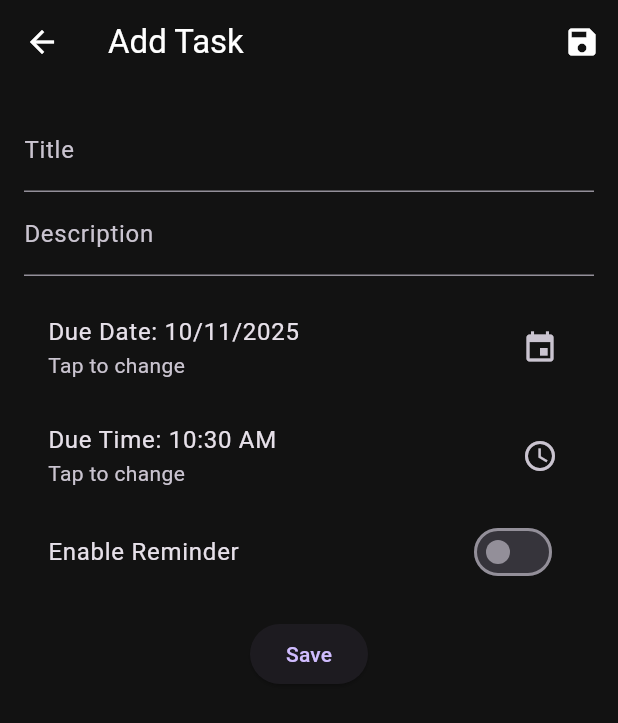
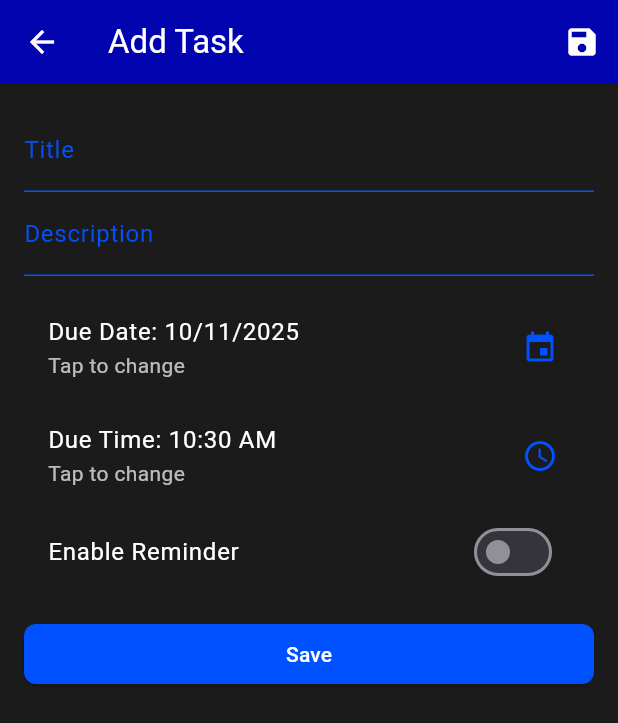
Before and after one commit to Wakhi-Ken/Flutter-Alu, a Flutter app: the screen it shows after launch, after a tap on the "add" icon, on a phone screen of 412 x 824 dp. Shown: the top 723 px of the screen. Run offline on Flutter 3.47's test engine with Material 3 defaults, Android fonts, the phone set to English and light mode, and no system bars; our stand-ins replace shared_preferences, table_calendar.

Commit message:
documentation n design update

```diff
--- a/study_planner/lib/models/task.dart
+++ b/study_planner/lib/models/task.dart
@@ -1,5 +1,6 @@
 import 'dart:convert';
 
+/// Model class for Task
 class Task {
   final int id; // unique id
   String title;
@@ -8,6 +9,7 @@ class Task {
   DateTime? reminder; // optional reminder DateTime
   bool done;
 
+  /// Constructor
   Task({
     required this.id,
     required this.title,
@@ -17,6 +19,7 @@ class Task {
     this.done = false,
   });
 
+  /// Convert Task to/from Map for storage
   Map<String, dynamic> toMap() {
     return {
       'id': id,
@@ -28,6 +31,7 @@ class Task {
     };
   }
 
+  /// Create Task from Map
   factory Task.fromMap(Map<String, dynamic> map) {
     return Task(
       id: map['id'] as int,
@@ -41,6 +45,7 @@ class Task {
     );
   }
 
+  /// Convert Task to/from JSON for easier storage
   String toJson() => json.encode(toMap());
   factory Task.fromJson(String source) => Task.fromMap(json.decode(source));
 }
--- a/study_planner/lib/screens/add_edit_task_screen.dart
+++ b/study_planner/lib/screens/add_task.dart
@@ -1,11 +1,8 @@
 import 'package:flutter/material.dart';
 import 'package:intl/intl.dart';
 import '../models/task.dart';
-import '../storage/task_storage.dart';
+import '../storage/storage.dart';
 
-/// Screen to add or edit a task.
-///
-/// Lets user specify title, description, due date/time, and optional reminder.
 class AddEditTaskScreen extends StatefulWidget {
   final Task? task;
   const AddEditTaskScreen({super.key, this.task});
@@ -14,6 +11,7 @@ class AddEditTaskScreen extends StatefulWidget {
   AddEditTaskScreenState createState() => AddEditTaskScreenState();
 }
 
+// State for AddEditTaskScreen
 class AddEditTaskScreenState extends State<AddEditTaskScreen> {
   final _formKey = GlobalKey<FormState>();
   late String _title;
@@ -22,11 +20,16 @@ class AddEditTaskScreenState extends State<AddEditTaskScreen> {
   TimeOfDay? _dueTime;
   bool _reminderEnabled = false;
   TimeOfDay? _reminderTime;
+  //
+  final Color _iconColor = const Color(0xFF0051FF); // Blue icons
+  final Color _textColor = Colors.white; // White text
 
   @override
+  // Initialize state
   void initState() {
     super.initState();
     final t = widget.task;
+    // If editing an existing task, populate fields
     if (t != null) {
       _title = t.title;
       _description = t.description;
@@ -37,6 +40,7 @@ class AddEditTaskScreenState extends State<AddEditTaskScreen> {
           ? TimeOfDay(hour: t.reminder!.hour, minute: t.reminder!.minute)
           : null;
     } else {
+      //
       _title = '';
       _description = '';
       final now = DateTime.now();
@@ -47,6 +51,7 @@ class AddEditTaskScreenState extends State<AddEditTaskScreen> {
     }
   }
 
+  /// Pick due date
   Future<void> _pickDueDate() async {
     final date = await showDatePicker(
       context: context,
@@ -61,6 +66,7 @@ class AddEditTaskScreenState extends State<AddEditTaskScreen> {
     }
   }
 
+  /// Pick due time
   Future<void> _pickDueTime() async {
     final time = await showTimePicker(
       context: context,
@@ -73,6 +79,7 @@ class AddEditTaskScreenState extends State<AddEditTaskScreen> {
     }
   }
 
+  /// Pick reminder time
   Future<void> _pickReminderTime() async {
     final time = await showTimePicker(
       context: context,
@@ -85,6 +92,7 @@ class AddEditTaskScreenState extends State<AddEditTaskScreen> {
     }
   }
 
+  /// Save task
   Future<void> _save() async {
     if (_formKey.currentState?.validate() ?? false) {
       final due = DateTime(
@@ -94,6 +102,8 @@ class AddEditTaskScreenState extends State<AddEditTaskScreen> {
         (_dueTime ?? TimeOfDay.now()).hour,
         (_dueTime ?? TimeOfDay.now()).minute,
       );
+
+      // If reminder is enabled, set reminder datetime
       final reminder = _reminderEnabled && _reminderTime != null
           ? DateTime(
               _dueDate!.year,
@@ -103,7 +113,7 @@ class AddEditTaskScreenState extends State<AddEditTaskScreen> {
               _reminderTime!.minute,
             )
           : null;
-
+      // Create or update task
       final task = Task(
         id: widget.task?.id ?? DateTime.now().millisecondsSinceEpoch,
         title: _title,
@@ -122,61 +132,100 @@ class AddEditTaskScreenState extends State<AddEditTaskScreen> {
     }
   }
 
+  // Build UI
   @override
   Widget build(BuildContext context) {
     return Scaffold(
+      backgroundColor: const Color(0xFF1B1B1B), // Dark background
       appBar: AppBar(
-        title: Text(widget.task == null ? 'Add Task' : 'Edit Task'),
-        actions: [IconButton(icon: const Icon(Icons.save), onPressed: _save)],
+        title: Text(
+          widget.task == null ? 'Add Task' : 'Edit Task',
+          style: TextStyle(color: _textColor),
+        ),
+        backgroundColor: const Color.fromARGB(255, 2, 5, 175),
+        foregroundColor: const Color.fromARGB(255, 255, 255, 255),
+        iconTheme: IconThemeData(
+          color: const Color.fromARGB(255, 255, 255, 255),
+        ),
+        actions: [
+          IconButton(
+            icon: const Icon(Icons.save),
+            color: const Color.fromARGB(255, 255, 255, 255),
+            onPressed: _save,
+          ),
+        ],
       ),
       body: Padding(
         padding: const EdgeInsets.all(16.0),
         child: Form(
           key: _formKey,
-          child: Column(
+          child: ListView(
             children: [
               TextFormField(
-                decoration: InputDecoration(labelText: 'Title'),
+                style: TextStyle(color: _textColor),
+                decoration: InputDecoration(
+                  labelText: 'Title',
+                  labelStyle: TextStyle(color: _iconColor),
+                  enabledBorder: UnderlineInputBorder(
+                    borderSide: BorderSide(color: _iconColor),
+                  ),
+                  focusedBorder: UnderlineInputBorder(
+                    borderSide: BorderSide(color: _iconColor),
+                  ),
+                ),
                 initialValue: _title,
-                validator: (value) {
-                  if (value == null || value.isEmpty) {
-                    return 'Please enter a title';
-                  }
-                  return null;
-                },
-                onChanged: (value) {
-                  setState(() {
-                    _title = value;
-                  });
-                },
+                validator: (value) => (value == null || value.isEmpty)
+                    ? 'Please enter a title'
+                    : null,
+                onChanged: (value) => setState(() => _title = value),
               ),
               TextFormField(
-                decoration: InputDecoration(labelText: 'Description'),
+                style: TextStyle(color: _textColor),
+                decoration: InputDecoration(
+                  labelText: 'Description',
+                  labelStyle: TextStyle(color: _iconColor),
+                  enabledBorder: UnderlineInputBorder(
+                    borderSide: BorderSide(color: _iconColor),
+                  ),
+                  focusedBorder: UnderlineInputBorder(
+                    borderSide: BorderSide(color: _iconColor),
+                  ),
+                ),
                 initialValue: _description,
-                onChanged: (value) {
-                  setState(() {
-                    _description = value;
-                  });
-                },
+                onChanged: (value) => setState(() => _description = value),
               ),
               const SizedBox(height: 12),
               ListTile(
-                title: Text('Due Date: ${DateFormat.yMd().format(_dueDate!)}'),
-                subtitle: Text('Tap to change'),
-                trailing: const Icon(Icons.event),
+                title: Text(
+                  'Due Date: ${DateFormat.yMd().format(_dueDate!)}',
+                  style: TextStyle(color: _textColor),
+                ),
+                subtitle: Text(
+                  'Tap to change',
+                  style: TextStyle(color: Colors.white70),
+                ),
+                trailing: Icon(Icons.event, color: _iconColor),
                 onTap: _pickDueDate,
               ),
               ListTile(
                 title: Text(
                   'Due Time: ${(_dueTime ?? TimeOfDay.now()).format(context)}',
+                  style: TextStyle(color: _textColor),
                 ),
-                subtitle: const Text('Tap to change'),
-                trailing: const Icon(Icons.schedule),
+                subtitle: Text(
+                  'Tap to change',
+                  style: TextStyle(color: Colors.white70),
+                ),
+                trailing: Icon(Icons.schedule, color: _iconColor),
                 onTap: _pickDueTime,
               ),
               SwitchListTile(
-                title: const Text('Enable Reminder'),
+                title: Text(
+                  'Enable Reminder',
+                  style: TextStyle(color: _textColor),
+                ),
                 value: _reminderEnabled,
+                activeColor: _iconColor,
                 onChanged: (v) {
                   setState(() {
                     _reminderEnabled = v;
@@ -190,13 +239,27 @@ class AddEditTaskScreenState extends State<AddEditTaskScreen> {
                 ListTile(
                   title: Text(
                     'Reminder Time: ${(_reminderTime ?? (_dueTime ?? TimeOfDay.now())).format(context)}',
+                    style: TextStyle(color: _textColor),
                   ),
-                  subtitle: const Text('Tap to change'),
-                  trailing: const Icon(Icons.alarm),
+                  subtitle: Text(
+                    'Tap to change',
+                    style: TextStyle(color: Colors.white70),
+                  ),
+                  trailing: Icon(Icons.alarm, color: _iconColor),
                   onTap: _pickReminderTime,
                 ),
               const SizedBox(height: 16),
-              ElevatedButton(onPressed: _save, child: const Text('Save')),
+              ElevatedButton(
+                style: ElevatedButton.styleFrom(
+                  backgroundColor: _iconColor,
+                  foregroundColor: Colors.white,
+                  shape: RoundedRectangleBorder(
+                    borderRadius: BorderRadius.circular(8),
+                  ),
+                ),
+                onPressed: _save,
+                child: const Text('Save'),
+              ),
             ],
           ),
         ),
--- a/study_planner/lib/screens/calendar_screen.dart
+++ b/study_planner/lib/screens/calendar.dart
@@ -3,6 +3,7 @@ import 'package:table_calendar/table_calendar.dart';
 import 'package:shared_preferences/shared_preferences.dart';
 import 'dart:convert';
 
+/// Screen showing calendar with tasks
 class CalendarScreen extends StatefulWidget {
   const CalendarScreen({super.key});
 
@@ -10,20 +11,22 @@ class CalendarScreen extends StatefulWidget {
   State<CalendarScreen> createState() => _CalendarScreenState();
 }
 
+/// State for CalendarScreen
 class _CalendarScreenState extends State<CalendarScreen>
     with SingleTickerProviderStateMixin {
   DateTime _focusedDay = DateTime.now();
   DateTime? _selectedDay;
   Map<String, List<Map<String, dynamic>>> _tasksByDate = {};
-
+  // Animation controller for fade effect
   late AnimationController _fadeController;
   late Animation<double> _fadeAnimation;
 
+  /// Initialize state
   @override
   void initState() {
     super.initState();
     _loadTasks();
-
+    // Initialize fade animation
     _fadeController = AnimationController(
       vsync: this,
       duration: const Duration(seconds: 1),
@@ -35,15 +38,18 @@ class _CalendarScreenState extends State<CalendarScreen>
     _fadeController.forward();
   }
 
+  /// Dispose resources
   @override
   void dispose() {
     _fadeController.dispose();
     super.dispose();
   }
 
+  /// Generate key in YYYY-MM-DD format
   String _makeKey(DateTime d) =>
       "${d.year.toString().padLeft(4, '0')}-${d.month.toString().padLeft(2, '0')}-${d.day.toString().padLeft(2, '0')}";
 
+  /// Load tasks from shared preferences
   Future<void> _loadTasks() async {
     final prefs = await SharedPreferences.getInstance();
     final data = prefs.getString('tasks_by_date_v1');
@@ -57,6 +63,7 @@ class _CalendarScreenState extends State<CalendarScreen>
     });
   }
 
+  /// Get tasks for a specific day
   List<Map<String, dynamic>> _getTasksForDay(DateTime day) {
     final key = _makeKey(day);
     return _tasksByDate[key] ?? [];
@@ -69,16 +76,20 @@ class _CalendarScreenState extends State<CalendarScreen>
     return Scaffold(
       appBar: AppBar(
         title: const Text("Calendar"),
-        backgroundColor: Colors.transparent,
-        foregroundColor: Colors.white,
+        backgroundColor: const Color.fromARGB(255, 2, 5, 175),
+        foregroundColor: const Color.fromARGB(255, 255, 255, 255),
         elevation: 0,
         actions: [
-          IconButton(icon: const Icon(Icons.refresh), onPressed: _loadTasks),
+          IconButton(
+            icon: const Icon(Icons.calendar_today),
+            onPressed: _loadTasks,
+          ),
         ],
       ),
       body: FadeTransition(
         opacity: _fadeAnimation,
         child: Column(
+          // Calendar and task list
           children: [
             TableCalendar(
               firstDay: DateTime.utc(2020, 1, 1),
@@ -91,6 +102,8 @@ class _CalendarScreenState extends State<CalendarScreen>
                   _focusedDay = focused;
                 });
               },
+
+              /// Load tasks for the selected day
               eventLoader: _getTasksForDay,
               calendarStyle: CalendarStyle(
                 todayDecoration: BoxDecoration(
@@ -102,7 +115,7 @@ class _CalendarScreenState extends State<CalendarScreen>
                   shape: BoxShape.circle,
                 ),
                 markerDecoration: const BoxDecoration(
-                  color: Colors.greenAccent,
+                  color: Color.fromARGB(255, 9, 255, 0),
                   shape: BoxShape.circle,
                 ),
                 outsideDaysVisible: false,
@@ -111,25 +124,29 @@ class _CalendarScreenState extends State<CalendarScreen>
                 formatButtonVisible: false,
                 titleCentered: true,
                 titleTextStyle: TextStyle(
-                  color: Colors.white,
+                  color: Color.fromARGB(255, 255, 255, 255),
                   fontWeight: FontWeight.bold,
                 ),
               ),
             ),
+
+            /// Task list
             const SizedBox(height: 10),
             Expanded(
               child: _selectedDay == null
                   ? const Center(
                       child: Text(
                         "Select a date to view tasks",
-                        style: TextStyle(color: Colors.white70),
+                        style: TextStyle(
+                          color: Color.fromARGB(179, 17, 0, 255),
+                        ),
                       ),
                     )
                   : _getTasksForDay(_selectedDay!).isEmpty
                   ? const Center(
                       child: Text(
                         "No tasks for this date",
-                        style: TextStyle(color: Colors.white70),
+                        style: TextStyle(color: Color.fromARGB(179, 4, 0, 255)),
                       ),
                     )
                   : ListView.builder(
@@ -138,7 +155,12 @@ class _CalendarScreenState extends State<CalendarScreen>
                       itemBuilder: (context, i) {
                         final task = _getTasksForDay(_selectedDay!)[i];
                         return Card(
-                          color: Colors.grey[900]?.withOpacity(0.85),
+                          color: const Color.fromARGB(
+                            255,
+                            65,
+                            83,
+                            187,
+                          )?.withOpacity(0.85),
                           elevation: 2,
                           margin: const EdgeInsets.symmetric(
                             vertical: 6,
@@ -163,7 +185,7 @@ class _CalendarScreenState extends State<CalendarScreen>
                                 ? Text(
                                     task['description'],
                                     style: const TextStyle(
-                                      color: Colors.white70,
+                                      color: Color.fromARGB(255, 255, 255, 255),
                                     ),
                                   )
                                 : null,
--- a/study_planner/lib/screens/settings_screen.dart
+++ b/study_planner/lib/screens/settings.dart
@@ -1,15 +1,18 @@
 import 'package:flutter/material.dart';
 import 'package:shared_preferences/shared_preferences.dart';
 
+// Settings screen for the app
 class SettingsScreen extends StatefulWidget {
   final String storageMethod;
 
+  /// Constructor for SettingsScreen
   const SettingsScreen({super.key, required this.storageMethod});
 
   @override
   _SettingsScreenState createState() => _SettingsScreenState();
 }
 
+/// State for SettingsScreen
 class _SettingsScreenState extends State<SettingsScreen> {
   bool _remindersEnabled = true;
 
@@ -19,6 +22,7 @@ class _SettingsScreenState extends State<SettingsScreen> {
     _loadReminderSetting();
   }
 
+  /// Load reminder setting from shared preferences
   Future<void> _loadReminderSetting() async {
     final prefs = await SharedPreferences.getInstance();
     setState(() {
@@ -26,23 +30,25 @@ class _SettingsScreenState extends State<SettingsScreen> {
     });
   }
 
+  /// Save reminder setting to shared preferences
   Future<void> _saveReminderSetting(bool value) async {
     final prefs = await SharedPreferences.getInstance();
     await prefs.setBool('remindersEnabled', value);
   }
 
+  /// Build UI
   @override
   Widget build(BuildContext context) {
     final theme = Theme.of(context);
     return Scaffold(
       appBar: AppBar(
         title: const Text("Settings"),
-        backgroundColor: Colors.transparent,
-        foregroundColor: Colors.white,
+        backgroundColor: const Color.fromARGB(255, 2, 5, 175),
+        foregroundColor: const Color.fromARGB(255, 255, 255, 255),
         elevation: 0,
         actions: [
           IconButton(
-            icon: const Icon(Icons.refresh),
+            icon: const Icon(Icons.settings_backup_restore_sharp),
             onPressed: _loadReminderSetting,
           ),
         ],
@@ -51,7 +57,7 @@ class _SettingsScreenState extends State<SettingsScreen> {
         padding: const EdgeInsets.all(16.0),
         children: [
           Card(
-            color: Colors.grey[900]?.withOpacity(0.85),
+            color: const Color.fromARGB(255, 55, 62, 167)?.withOpacity(0.85),
             shape: RoundedRectangleBorder(
               borderRadius: BorderRadius.circular(12),
             ),
@@ -72,7 +78,7 @@ class _SettingsScreenState extends State<SettingsScreen> {
           ),
           const SizedBox(height: 16),
           Card(
-            color: Colors.grey[900]?.withOpacity(0.85),
+            color: const Color.fromARGB(255, 55, 62, 167)?.withOpacity(0.85),
             shape: RoundedRectangleBorder(
               borderRadius: BorderRadius.circular(12),
             ),
--- a/study_planner/lib/screens/today_screen.dart
+++ b/study_planner/lib/screens/today.dart
@@ -1,27 +1,31 @@
 import 'package:flutter/material.dart';
 import 'package:intl/intl.dart';
 import '../models/task.dart';
-import '../storage/task_storage.dart';
-import 'add_edit_task_screen.dart';
+import '../storage/storage.dart';
+import 'add_task.dart';
 
+/// Screen showing today's tasks
 class TodayScreen extends StatefulWidget {
   const TodayScreen({super.key});
 
+  /// Create state for TodayScreen
   @override
   _TodayScreenState createState() => _TodayScreenState();
 }
 
+/// State for TodayScreen
 class _TodayScreenState extends State<TodayScreen>
     with SingleTickerProviderStateMixin {
   List<Task> _tasks = [];
   late AnimationController _fadeController;
   late Animation<double> _fadeAnimation;
 
+  /// Initialize state
   @override
   void initState() {
     super.initState();
     _loadTodayTasks();
-
+    // Initialize fade animation
     _fadeController = AnimationController(
       vsync: this,
       duration: const Duration(seconds: 1),
@@ -33,15 +37,18 @@ class _TodayScreenState extends State<TodayScreen>
     _fadeController.forward();
   }
 
+  /// Dispose resources
   @override
   void dispose() {
     _fadeController.dispose();
     super.dispose();
   }
 
+  /// Generate date key in YYYY-MM-DD format
   String _dateKey(DateTime d) =>
       "${d.year.toString().padLeft(4, '0')}-${d.month.toString().padLeft(2, '0')}-${d.day.toString().padLeft(2, '0')}";
 
+  /// Load tasks for today
   Future<void> _loadTodayTasks() async {
     final allGrouped = await TaskStorage.loadAllGrouped();
     final todayKey = _dateKey(DateTime.now());
@@ -50,29 +57,35 @@ class _TodayScreenState extends State<TodayScreen>
     });
   }
 
+  /// Build UI
   @override
   Widget build(BuildContext context) {
     final theme = Theme.of(context);
     return Scaffold(
       appBar: AppBar(
         title: const Text('Today'),
-        backgroundColor: Colors.transparent,
-        foregroundColor: Colors.white,
+        backgroundColor: const Color.fromARGB(255, 2, 5, 175),
+        foregroundColor: const Color.fromARGB(255, 255, 255, 255),
         elevation: 0,
         actions: [
           IconButton(
-            icon: const Icon(Icons.refresh),
+            icon: const Icon(Icons.today_sharp),
             onPressed: _loadTodayTasks,
           ),
         ],
       ),
+
+      /// Body content
       body: FadeTransition(
         opacity: _fadeAnimation,
         child: _tasks.isEmpty
             ? const Center(
                 child: Text(
                   'No tasks for today',
-                  style: TextStyle(color: Colors.white70, fontSize: 18),
+                  style: TextStyle(
+                    color: Color.fromARGB(179, 255, 255, 255),
+                    fontSize: 18,
+                  ),
                 ),
               )
             : ListView.builder(
@@ -81,7 +94,12 @@ class _TodayScreenState extends State<TodayScreen>
                 itemBuilder: (context, i) {
                   final t = _tasks[i];
                   return Card(
-                    color: Colors.grey[900]?.withOpacity(0.85),
+                    color: const Color.fromARGB(
+                      255,
+                      49,
+                      47,
+                      192,
+                    )?.withOpacity(0.85),
                     elevation: 2,
                     margin: const EdgeInsets.symmetric(vertical: 8),
                     shape: RoundedRectangleBorder(
@@ -98,7 +116,9 @@ class _TodayScreenState extends State<TodayScreen>
                       subtitle: t.description != null
                           ? Text(
                               t.description!,
-                              style: const TextStyle(color: Colors.white70),
+                              style: const TextStyle(
+                                color: Color.fromARGB(255, 255, 255, 255),
+                              ),
                             )
                           : null,
                       trailing: Text(
@@ -122,10 +142,14 @@ class _TodayScreenState extends State<TodayScreen>
                 },
               ),
       ),
+
+      /// Floating action button
       floatingActionButton: FloatingActionButton(
-        backgroundColor: theme.colorScheme.primary,
-        foregroundColor: Colors.white,
+        backgroundColor: const Color.fromARGB(255, 0, 4, 255),
+        foregroundColor: const Color.fromARGB(255, 255, 255, 255),
         child: const Icon(Icons.add),
+
+        /// Add new task
         onPressed: () async {
           await Navigator.push(
             context,
--- a/study_planner/lib/storage/task_storage.dart
+++ b/study_planner/lib/storage/storage.dart
@@ -2,6 +2,7 @@ import 'dart:convert';
 import 'package:shared_preferences/shared_preferences.dart';
 import '../models/task.dart';
 
+/// Storage for tasks using SharedPreferences
 class TaskStorage {
   static const String _key = 'tasks_by_date_v1';
 
@@ -13,7 +14,7 @@ class TaskStorage {
     final prefs = await SharedPreferences.getInstance();
     final data = prefs.getString(_key);
     if (data == null) return {};
-
+    // Decode JSON
     final decoded = json.decode(data) as Map<String, dynamic>;
     return decoded.map(
       (key, value) => MapEntry(
```
Also changed, not shown: study_planner/lib/main.dart (+11 -7 lines), study_planner/lib/services/reminders.dart (renamed from study_planner/lib/services/reminder_service.dart, +10 -4 lines), 1 other file.
